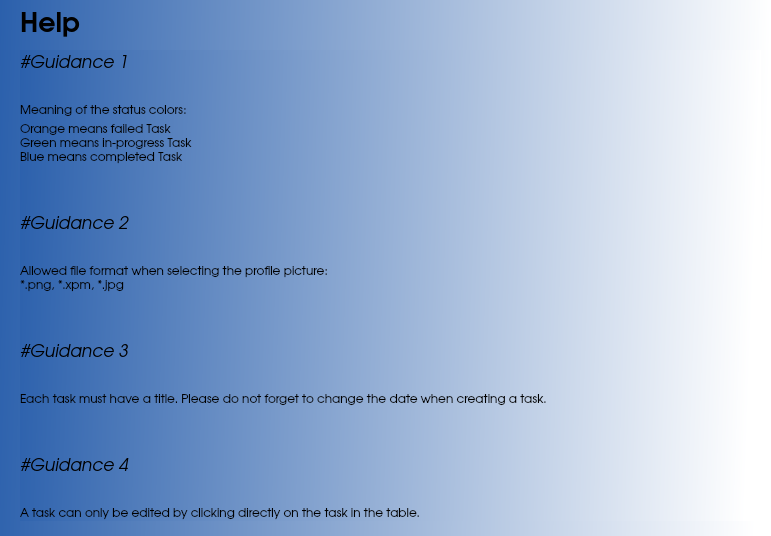
sabrine-gamdou/PersonalPlanner, file PersonalPlanner/helpform.ui: the form before one commit.
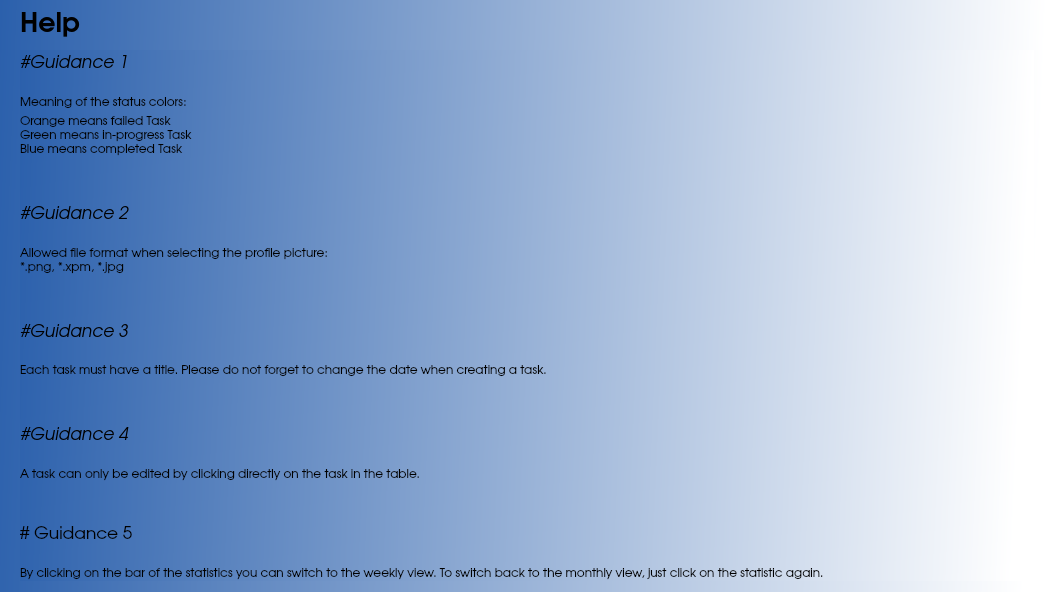
The form after the commit.

Commit message: HelpForm add Guidance

The edit to the form file:
```diff
--- a/PersonalPlanner/helpform.ui
+++ b/PersonalPlanner/helpform.ui
@@ -6,8 +6,8 @@
    <rect>
     <x>0</x>
     <y>0</y>
-    <width>771</width>
-    <height>536</height>
+    <width>1046</width>
+    <height>592</height>
    </rect>
   </property>
   <property name="font">
@@ -50,8 +50,8 @@
     <rect>
      <x>20</x>
      <y>50</y>
-     <width>741</width>
-     <height>471</height>
+     <width>1014</width>
+     <height>531</height>
     </rect>
    </property>
    <layout class="QHBoxLayout" name="horizontalLayout">
@@ -297,6 +297,63 @@
         </property>
        </widget>
       </item>
+      <item>
+       <spacer name="verticalSpacer_8">
+        <property name="orientation">
+         <enum>Qt::Vertical</enum>
+        </property>
+        <property name="sizeHint" stdset="0">
+         <size>
+          <width>20</width>
+          <height>40</height>
+         </size>
+        </property>
+       </spacer>
+      </item>
+      <item>
+       <widget class="QLabel" name="guidance5">
+        <property name="font">
+         <font>
+          <family>URW Gothic L</family>
+          <pointsize>13</pointsize>
+         </font>
+        </property>
+        <property name="styleSheet">
+         <string notr="true">background: qlineargradient(spread:pad, x1:0, y1:0, x2:1, y2:0.0225455, stop:0 rgba(0,0,0,0), stop:1 rgba(0,0,0,0))</string>
+        </property>
+        <property name="text">
+         <string># Guidance 5</string>
+        </property>
+       </widget>
+      </item>
+      <item>
+       <spacer name="verticalSpacer_9">
+        <property name="orientation">
+         <enum>Qt::Vertical</enum>
+        </property>
+        <property name="sizeHint" stdset="0">
+         <size>
+          <width>10</width>
+          <height>20</height>
+         </size>
+        </property>
+       </spacer>
+      </item>
+      <item>
+       <widget class="QLabel" name="chartview">
+        <property name="font">
+         <font>
+          <family>URW Gothic L</family>
+         </font>
+        </property>
+        <property name="styleSheet">
+         <string notr="true">background: qlineargradient(spread:pad, x1:0, y1:0, x2:1, y2:0.0225455, stop:0 rgba(0,0,0,0), stop:1 rgba(0,0,0,0))</string>
+        </property>
+        <property name="text">
+         <string>By clicking on the bar of the statistics you can switch to the weekly view. To switch back to the monthly view, just click on the statistic again.</string>
+        </property>
+       </widget>
+      </item>
      </layout>
     </item>
    </layout>
```
The commit also changes 1 other file.
